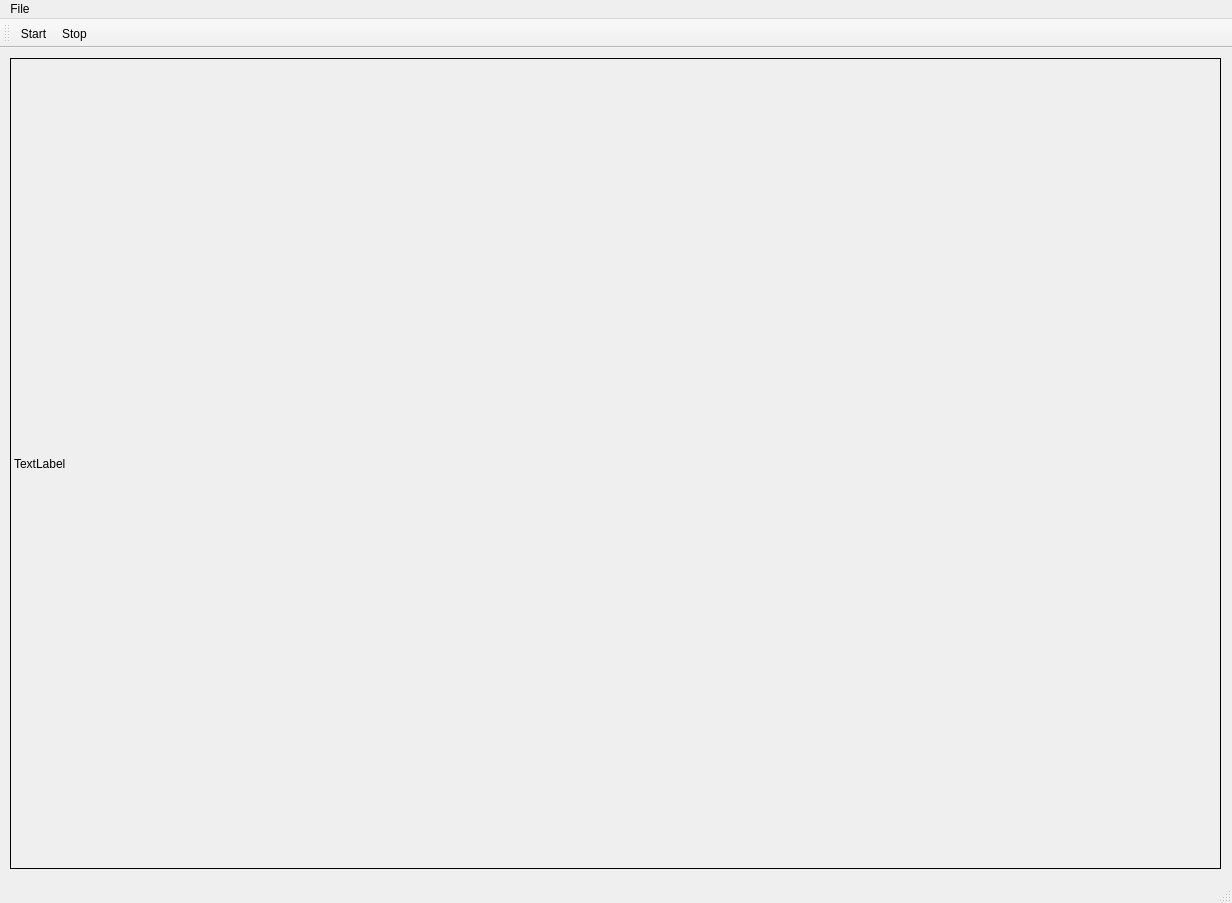
This is qtgigecam.ui in scottellis/QtGigECam as Qt 5 draws it before an edit. The edited form follows.
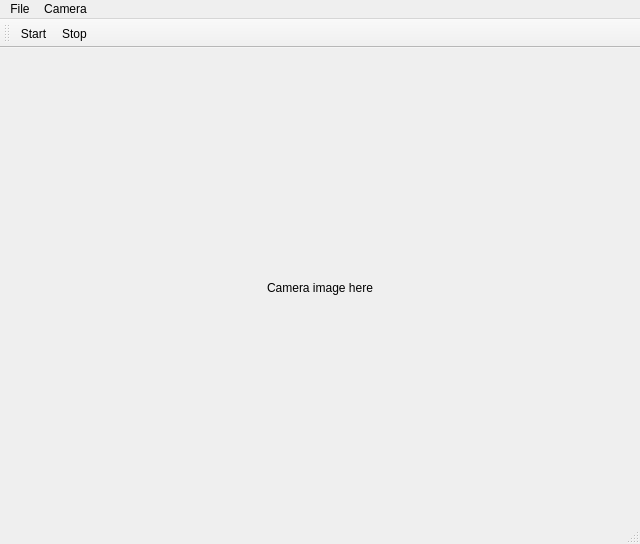
This is the edited form.

What changed in the file:
```diff
--- a/qtgigecam.ui
+++ b/qtgigecam.ui
@@ -6,10 +6,16 @@
    <rect>
     <x>0</x>
     <y>0</y>
-    <width>1232</width>
-    <height>903</height>
+    <width>640</width>
+    <height>544</height>
    </rect>
   </property>
+  <property name="minimumSize">
+   <size>
+    <width>200</width>
+    <height>200</height>
+   </size>
+  </property>
   <property name="windowTitle">
    <string>QtGigECam</string>
   </property>
@@ -17,17 +23,32 @@
    <widget class="QLabel" name="cameraView">
     <property name="geometry">
      <rect>
-      <x>10</x>
-      <y>10</y>
-      <width>1211</width>
-      <height>811</height>
+      <x>0</x>
+      <y>0</y>
+      <width>640</width>
+      <height>480</height>
      </rect>
     </property>
+    <property name="sizePolicy">
+     <sizepolicy hsizetype="Expanding" vsizetype="Expanding">
+      <horstretch>0</horstretch>
+      <verstretch>0</verstretch>
+     </sizepolicy>
+    </property>
+    <property name="minimumSize">
+     <size>
+      <width>32</width>
+      <height>32</height>
+     </size>
+    </property>
     <property name="frameShape">
-     <enum>QFrame::Box</enum>
+     <enum>QFrame::NoFrame</enum>
     </property>
     <property name="text">
-     <string>TextLabel</string>
+     <string>Camera image here</string>
+    </property>
+    <property name="alignment">
+     <set>Qt::AlignCenter</set>
     </property>
    </widget>
   </widget>
@@ -36,7 +57,7 @@
     <rect>
      <x>0</x>
      <y>0</y>
-     <width>1232</width>
+     <width>640</width>
      <height>21</height>
     </rect>
    </property>
@@ -44,12 +65,27 @@
     <property name="title">
      <string>File</string>
     </property>
+    <addaction name="separator"/>
+    <addaction name="actionExit"/>
+   </widget>
+   <widget class="QMenu" name="menuImage">
+    <property name="title">
+     <string>Camera</string>
+    </property>
+    <widget class="QMenu" name="menuCamera_type">
+     <property name="title">
+      <string>Camera type ...</string>
+     </property>
+     <addaction name="actionWeb_camera"/>
+     <addaction name="actionBasler_GigE_camera"/>
+    </widget>
     <addaction name="actionStart"/>
     <addaction name="actionStop"/>
     <addaction name="separator"/>
     <addaction name="actionExit"/>
    </widget>
    <addaction name="menuFile"/>
+   <addaction name="menuImage"/>
   </widget>
   <widget class="QToolBar" name="mainToolBar">
    <attribute name="toolBarArea">
```
Left out of the diff: 50 changed lines with no effect on the pictures.
